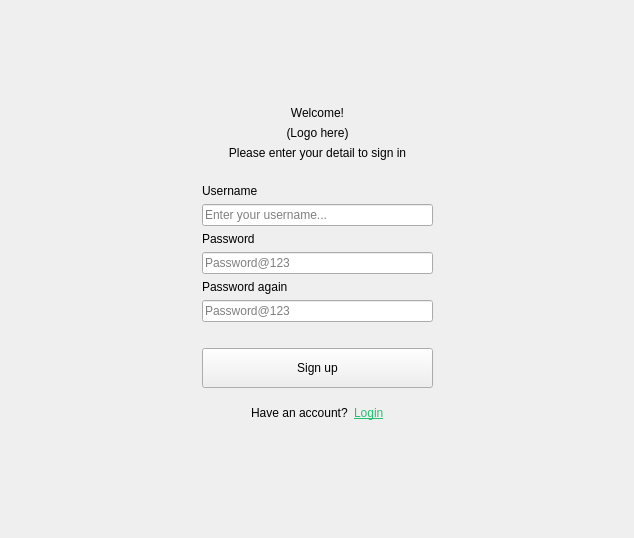
Above: src/components/widgets/login/signupform.ui from DamPhuQuy/Scientific-Article-Management before the change. Below: the same form after it.
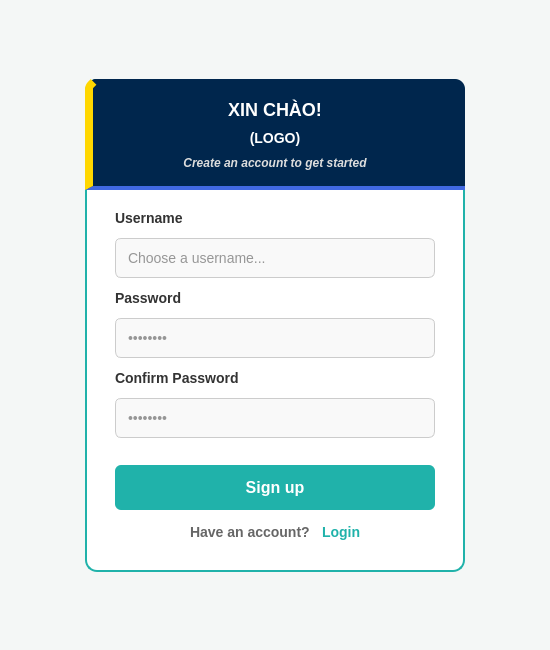
That is the form after the change.

What changed in the file:
```diff
--- a/src/components/widgets/login/signupform.ui
+++ b/src/components/widgets/login/signupform.ui
@@ -6,13 +6,93 @@
    <rect>
     <x>0</x>
     <y>0</y>
-    <width>634</width>
-    <height>538</height>
+    <width>550</width>
+    <height>650</height>
    </rect>
   </property>
   <property name="windowTitle">
    <string>Form</string>
   </property>
+  
+  <property name="styleSheet">
+   <string notr="true">
+    /* === CÀI ĐẶT CHUNG === */
+    QWidget#SignUpForm {
+        background-color: #f4f7f6; 
+    }
+    QWidget {
+        font-family: &quot;Segoe UI&quot;, Arial, sans-serif;
+    }
+
+    /* === KHUNG CHỨA CHÍNH === */
+    QWidget#container {
+        background-color: #ffffff;
+        border: 2px solid #20B2AA; /* Viền Xanh Ngọc Nhạt */
+        border-radius: 12px;
+    }
+
+    /* === HEADER === */
+    QWidget#headerWidget {
+        background-color: #00264d; /* Nền xanh tối */
+        border-left: 8px solid #FFD700; /* Sọc vàng */
+        border-bottom: 4px solid #4169E1; /* Kẻ ngang King Blue */
+        border-top-left-radius: 10px; 
+        border-top-right-radius: 10px;
+    }
+    
+    QLabel#welcomeLabel, QLabel#logoLabel, QLabel#subtitleLabel {
+        color: #ffffff;
+        background-color: transparent;
+    }
+    QLabel#welcomeLabel {
+        font-size: 18px;
+        font-weight: bold;
+    }
+    QLabel#subtitleLabel {
+        font-size: 12px;
+        font-style: italic;
+        color: #dddddd;
+    }
+
+    /* === INPUT FIELDS === */
+    QLabel {
+        color: #333;
+        font-weight: bold;
+        font-size: 14px;
+    }
+
+    QLineEdit {
+        background-color: #f9f9f9;
+        border: 1px solid #ccc;
+        border-radius: 6px;
+        padding: 10px;
+        font-size: 14px;
+        color: #333;
+    }
+
+    QLineEdit:focus {
+        background-color: #ffffff;
+        border: 2px solid #20B2AA; /* Focus màu xanh ngọc */
+    }
+
+    /* === BUTTON === */
+    QPushButton#signUpButton {
+        background-color: #20B2AA; 
+        color: white;
+        font-weight: bold;
+        font-size: 16px;
+        border-radius: 6px;
+        border: none;
+    }
+    QPushButton#signUpButton:hover {
+        background-color: #17a098;
+    }
+    QPushButton#signUpButton:pressed {
+        background-color: #13857e;
+    }
+   </string>
+  </property>
+
   <layout class="QGridLayout" name="gridLayout">
    <item row="0" column="1">
     <spacer name="verticalSpacer">
@@ -22,57 +102,98 @@
      <property name="sizeHint" stdset="0">
       <size>
        <width>20</width>
-       <height>66</height>
+       <height>40</height>
       </size>
      </property>
     </spacer>
    </item>
-   <item row="2" column="0">
+   <item row="1" column="0">
     <spacer name="horizontalSpacer">
      <property name="orientation">
       <enum>Qt::Orientation::Horizontal</enum>
      </property>
      <property name="sizeHint" stdset="0">
       <size>
-       <width>172</width>
+       <width>40</width>
        <height>20</height>
       </size>
      </property>
     </spacer>
    </item>
-   <item row="2" column="2">
+   <item row="1" column="2">
     <spacer name="horizontalSpacer_2">
      <property name="orientation">
       <enum>Qt::Orientation::Horizontal</enum>
      </property>
      <property name="sizeHint" stdset="0">
       <size>
-       <width>172</width>
+       <width>40</width>
        <height>20</height>
       </size>
      </property>
     </spacer>
    </item>
-   <item row="4" column="1">
-    <spacer name="verticalSpacer_2">
-     <property name="orientation">
-      <enum>Qt::Orientation::Vertical</enum>
-     </property>
-     <property name="sizeHint" stdset="0">
-      <size>
-       <width>20</width>
-       <height>66</height>
-      </size>
-     </property>
-    </spacer>
-   </item>
    <item row="2" column="1">
-    <widget class="QWidget" name="widget" native="true">
+    <spacer name="verticalSpacer_2">
+     <property name="orientation">
+      <enum>Qt::Orientation::Vertical</enum>
+     </property>
+     <property name="sizeHint" stdset="0">
+      <size>
+       <width>20</width>
+       <height>40</height>
+      </size>
+     </property>
+    </spacer>
+   </item>
+
+   <item row="1" column="1">
+    <widget class="QWidget" name="container" native="true">
+     <property name="minimumSize">
+      <size>
+       <width>380</width>
+       <height>0</height>
+      </size>
+     </property>
      <layout class="QVBoxLayout" name="verticalLayout">
+      <property name="spacing">
+       <number>0</number>
+      </property>
+      <property name="leftMargin">
+       <number>0</number>
+      </property>
+      <property name="topMargin">
+       <number>0</number>
+      </property>
+      <property name="rightMargin">
+       <number>0</number>
+      </property>
+      <property name="bottomMargin">
+       <number>20</number>
+      </property>
+      
+      <item>
+       <widget class="QWidget" name="headerWidget" native="true">
+        <layout class="QVBoxLayout" name="verticalLayout_Header">
+         <property name="spacing">
+          <number>10</number>
+         </property>
+         <property name="leftMargin">
+          <number>20</number>
+         </property>
+         <property name="topMargin">
+          <number>20</number>
+         </property>
+         <property name="rightMargin">
+          <number>20</number>
+         </property>
+         <property name="bottomMargin">
+          <number>20</number>
+         </property>
       <item>
        <widget class="QLabel" name="welcomeLabel">
         <property name="text">
-         <string>Welcome!</string>
+            <string>XIN CHÀO!</string>
         </property>
         <property name="alignment">
          <set>Qt::AlignmentFlag::AlignCenter</set>
@@ -82,7 +203,7 @@
       <item>
        <widget class="QLabel" name="logoLabel">
         <property name="text">
-         <string>(Logo here)</string>
+            <string>(LOGO)</string>
         </property>
         <property name="alignment">
          <set>Qt::AlignmentFlag::AlignCenter</set>
@@ -92,26 +213,36 @@
       <item>
        <widget class="QLabel" name="subtitleLabel">
         <property name="text">
-         <string>Please enter your detail to sign in</string>
+            <string>Create an account to get started</string>
         </property>
         <property name="alignment">
          <set>Qt::AlignmentFlag::AlignCenter</set>
         </property>
        </widget>
       </item>
+        </layout>
+       </widget>
+      </item>
+
       <item>
-       <spacer name="verticalSpacer_3">
-        <property name="orientation">
-         <enum>Qt::Orientation::Vertical</enum>
-        </property>
-        <property name="sizeHint" stdset="0">
-         <size>
-          <width>20</width>
-          <height>18</height>
-         </size>
-        </property>
-       </spacer>
-      </item>
+       <widget class="QWidget" name="bodyWidget" native="true">
+        <layout class="QVBoxLayout" name="verticalLayout_Body">
+         <property name="spacing">
+          <number>12</number>
+         </property>
+         <property name="leftMargin">
+          <number>30</number>
+         </property>
+         <property name="topMargin">
+          <number>20</number>
+         </property>
+         <property name="rightMargin">
+          <number>30</number>
+         </property>
+         <property name="bottomMargin">
+          <number>10</number>
+         </property>
+
       <item>
        <widget class="QLabel" name="usernameLabel">
         <property name="text">
@@ -122,10 +253,11 @@
       <item>
        <widget class="QLineEdit" name="usernameEdit">
         <property name="placeholderText">
-         <string>Enter your username...</string>
+            <string>Choose a username...</string>
         </property>
        </widget>
       </item>
+
       <item>
        <widget class="QLabel" name="passwordLabel">
         <property name="text">
@@ -139,55 +271,62 @@
          <enum>QLineEdit::EchoMode::Password</enum>
         </property>
         <property name="placeholderText">
-         <string>Password@123</string>
+            <string>••••••••</string>
         </property>
        </widget>
       </item>
+
       <item>
        <widget class="QLabel" name="confirmPassLabel">
         <property name="text">
-         <string>Password again</string>
+            <string>Confirm Password</string>
         </property>
        </widget>
       </item>
       <item>
        <widget class="QLineEdit" name="confirmPassEdit">
+           <property name="echoMode">
+            <enum>QLineEdit::Password</enum>
+           </property>
         <property name="placeholderText">
-         <string>Password@123</string>
+            <string>••••••••</string>
         </property>
        </widget>
       </item>
+
       <item>
-       <spacer name="horizontalSpacer_3">
+          <spacer name="verticalSpacer_Input">
         <property name="orientation">
-         <enum>Qt::Orientation::Horizontal</enum>
+            <enum>Qt::Orientation::Vertical</enum>
         </property>
         <property name="sizeHint" stdset="0">
          <size>
-          <width>40</width>
-          <height>20</height>
+             <width>20</width>
+             <height>15</height>
          </size>
         </property>
        </spacer>
       </item>
+
       <item>
        <widget class="QPushButton" name="signUpButton">
         <property name="minimumSize">
          <size>
           <width>0</width>
-          <height>40</height>
-         </size>
-        </property>
+             <height>45</height>
+            </size>
+           </property>
+           <property name="cursor">
+            <cursorShape>PointingHandCursor</cursorShape>
+           </property>
         <property name="text">
          <string>Sign up</string>
         </property>
        </widget>
       </item>
+
       <item>
-       <widget class="QWidget" name="widget_2" native="true">
-        <layout class="QHBoxLayout" name="horizontalLayout">
-         <item>
-          <layout class="QHBoxLayout" name="signUpLayout">
+          <layout class="QHBoxLayout" name="footerLayout">
            <item>
             <spacer name="horizontalSpacer_4">
              <property name="orientation">
@@ -206,12 +345,15 @@
              <property name="text">
               <string>Have an account?</string>
              </property>
+             <property name="styleSheet">
+              <string notr="true">color: #666;</string>
+             </property>
             </widget>
            </item>
            <item>
             <widget class="QLabel" name="loginLabel">
              <property name="text">
-              <string>&lt;html&gt;&lt;head/&gt;&lt;body&gt;&lt;p&gt;&lt;a href=&quot;#&quot;&gt;&lt;span style=&quot; text-decoration: underline; color:#27bf73;&quot;&gt;Login&lt;/span&gt;&lt;/a&gt;&lt;/p&gt;&lt;/body&gt;&lt;/html&gt;</string>
+              <string>&lt;a href='#' style='color: #20B2AA; text-decoration: none; font-weight: bold;'&gt;Login&lt;/a&gt;</string>
              </property>
              <property name="textFormat">
               <enum>Qt::TextFormat::RichText</enum>
@@ -236,6 +378,7 @@
         </layout>
        </widget>
       </item>
+      
      </layout>
     </widget>
    </item>
```
Left out of the diff: 15 changed lines with no effect on the pictures. Lines whose indentation alone changed are shown as unchanged.
